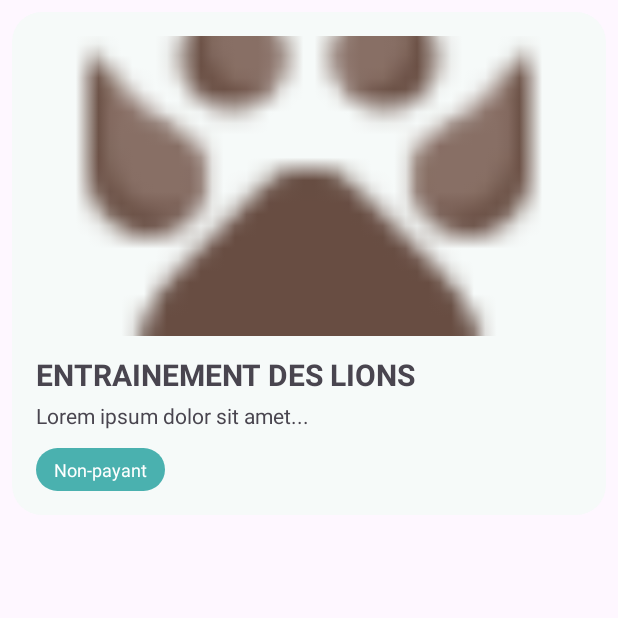
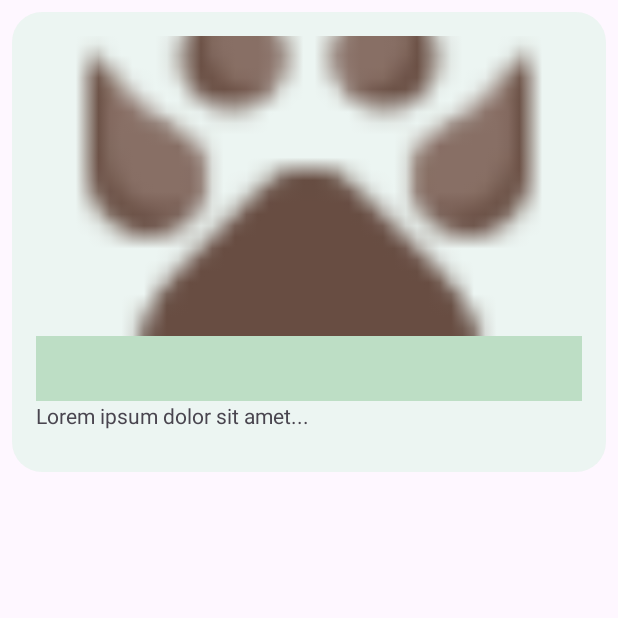
Before and after one commit to allo57/projet_integrateur_mobile, an Android app: the RecylerAnimaux screen opened directly, with no data from a screen before it, on a phone screen of 412 x 824 dp, the top half of it. Run offline under Robolectric (Android 15) with nearby library versions, the phone set to English and light mode, and no system bars.

Commit message:
Encore page animaux

```diff
--- a/zootopia_mobile/app/src/main/AndroidManifest.xml
+++ b/zootopia_mobile/app/src/main/AndroidManifest.xml
@@ -18,7 +18,9 @@
         android:roundIcon="@mipmap/ic_launcher_round"
         android:supportsRtl="true"
         android:theme="@style/Theme.Zootopia_mobile"
-        tools:targetApi="31">
+        tools:targetApi="31"
+        android:usesCleartextTraffic="true"
+        >
         <activity
             android:name=".animaux.RecylerAnimaux"
             android:exported="false" />
--- a/zootopia_mobile/app/src/main/java/com/example/zootopia_mobile/activite/ActiviteAdapter.java
+++ b/zootopia_mobile/app/src/main/java/com/example/zootopia_mobile/activite/ActiviteAdapter.java
@@ -57,7 +57,7 @@ public class ActiviteAdapter extends RecyclerView.Adapter<ActiviteAdapter.Activi
             super(itemView);
             image = itemView.findViewById(R.id.image_activite);
             titre = itemView.findViewById(R.id.titre_activite);
-            description = itemView.findViewById(R.id.description_activite);
+            description = itemView.findViewById(R.id.description_animal);
             tag = itemView.findViewById(R.id.tag);
             infrastructure = itemView.findViewById(R.id.infrastructure);
         }
--- a/zootopia_mobile/app/src/main/res/layout/activity_affichage_animaux.xml
+++ b/zootopia_mobile/app/src/main/res/layout/activity_affichage_animaux.xml
@@ -59,6 +59,7 @@
                 android:textStyle="bold" />
 
         </RelativeLayout>
+    </LinearLayout>
 
     <androidx.recyclerview.widget.RecyclerView
         android:id="@+id/recyclerViewAnimaux"
@@ -72,7 +73,4 @@
         tools:listitem="@layout/activity_recyler_animaux" />
 
 
-    </LinearLayout>
-
-
 </androidx.constraintlayout.widget.ConstraintLayout>
--- a/zootopia_mobile/app/src/main/res/layout/activity_recycler_activite.xml
+++ b/zootopia_mobile/app/src/main/res/layout/activity_recycler_activite.xml
@@ -25,7 +25,7 @@
         android:paddingBottom="4dp"/>
 
     <TextView
-        android:id="@+id/description_activite"
+        android:id="@+id/description_animal"
         android:layout_width="match_parent"
         android:layout_height="wrap_content"
         android:text="Lorem ipsum dolor sit amet..."
--- a/zootopia_mobile/app/src/main/res/layout/activity_recyler_animaux.xml
+++ b/zootopia_mobile/app/src/main/res/layout/activity_recyler_animaux.xml
@@ -2,10 +2,11 @@
 <LinearLayout xmlns:android="http://schemas.android.com/apk/res/android"
     android:layout_width="match_parent"
     android:layout_height="wrap_content"
+    android:layout_margin="8dp"
+    android:background="@drawable/rectangle"
+    android:backgroundTint="#1200D447"
     android:orientation="vertical"
-    android:padding="16dp"
-    android:background="@drawable/rectangle"
-    android:layout_margin="8dp">
+    android:padding="16dp">
 
     <ImageView
         android:id="@+id/imageViewAnimal"
@@ -18,40 +19,26 @@
         android:id="@+id/textViewNomAnimal"
         android:layout_width="match_parent"
         android:layout_height="wrap_content"
-        android:text="ENTRAINEMENT DES LIONS"
+        android:background="#433A9E46"
+        android:paddingTop="12dp"
+        android:paddingBottom="4dp"
         android:textSize="20sp"
-        android:textStyle="bold"
-        android:paddingTop="12dp"
-        android:paddingBottom="4dp"/>
+        android:textStyle="bold" />
 
     <TextView
-        android:id="@+id/description_activite"
+        android:id="@+id/description_animal"
         android:layout_width="match_parent"
         android:layout_height="wrap_content"
+        android:lineSpacingExtra="4dp"
         android:text="Lorem ipsum dolor sit amet..."
-        android:textSize="14sp"
-        android:lineSpacingExtra="4dp" />
+        android:textSize="14sp" />
 
     <LinearLayout
         android:id="@+id/tagsLayout"
         android:layout_width="match_parent"
         android:layout_height="wrap_content"
-        android:orientation="horizontal"
+        android:layout_marginTop="12dp"
         android:gravity="start"
-        android:layout_marginTop="12dp">
-
-        <TextView
-            android:id="@+id/tag"
-            android:layout_width="wrap_content"
-            android:layout_height="wrap_content"
-            android:text="Non-payant"
-            android:backgroundTint="@color/bleuActivite"
-            android:textColor="@android:color/white"
-            android:layout_marginEnd="8dp"
-            android:paddingHorizontal="12dp"
-            android:paddingVertical="6dp"
-            android:textSize="12sp"
-            android:background="@drawable/rectangle_tag" />
-    </LinearLayout>
+        android:orientation="horizontal" />
 
 </LinearLayout>
```
Also changed, not shown: zootopia_mobile/app/src/main/java/com/example/zootopia_mobile/animaux/AnimalAdapter.java (+10 -6 lines), zootopia_mobile/app/src/main/res/drawable/animal_default.png (added). Lines whose indentation alone changed are shown as unchanged.
